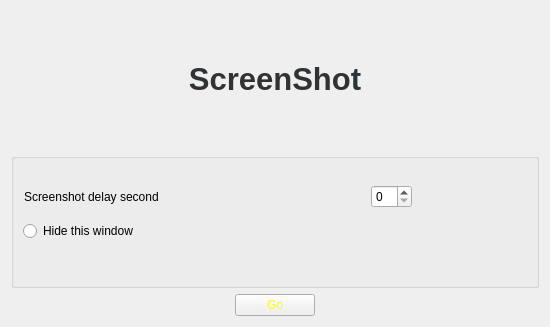
Qt form sources/Forms/formscreenshots.ui (jose94752/ClipEdit) before a commit.
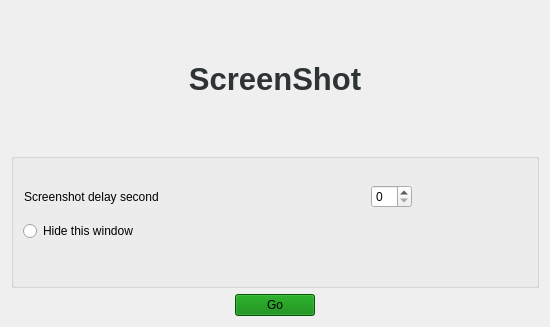
The same form after that commit.

The edit to the form file:
```diff
--- a/sources/Forms/formscreenshots.ui
+++ b/sources/Forms/formscreenshots.ui
@@ -129,13 +129,8 @@
      <item>
       <widget class="QPushButton" name="pushButton">
        <property name="styleSheet">
-        <string notr="true">QPushButton
-{
-	color: yellow;
-	backgroud-color:  #27a9c3
-	border-whidth: 0px
-	border-raduis: 3px
-}</string>
+        <string notr="true">background-color: green;
+border-color: rgb(17, 29, 255);</string>
        </property>
        <property name="text">
         <string>Go</string>
```
Left out of the diff: 8 changed lines with no effect on the pictures.
